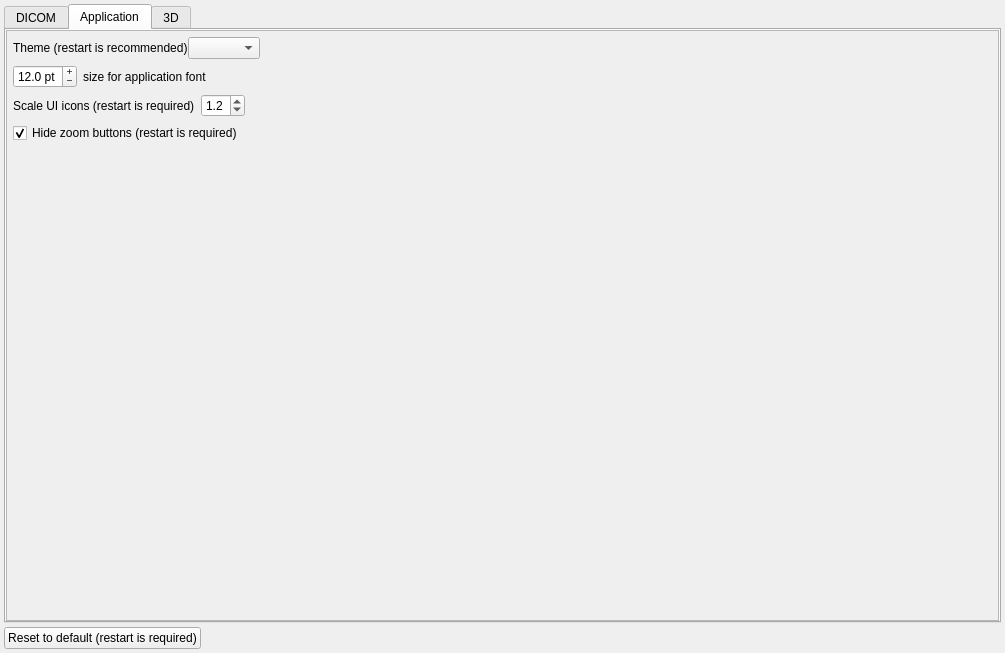
Before: the Qt Designer form GUI/settingswidget.ui in AlizaMedicalImaging/AlizaMS, drawn with Qt 5.
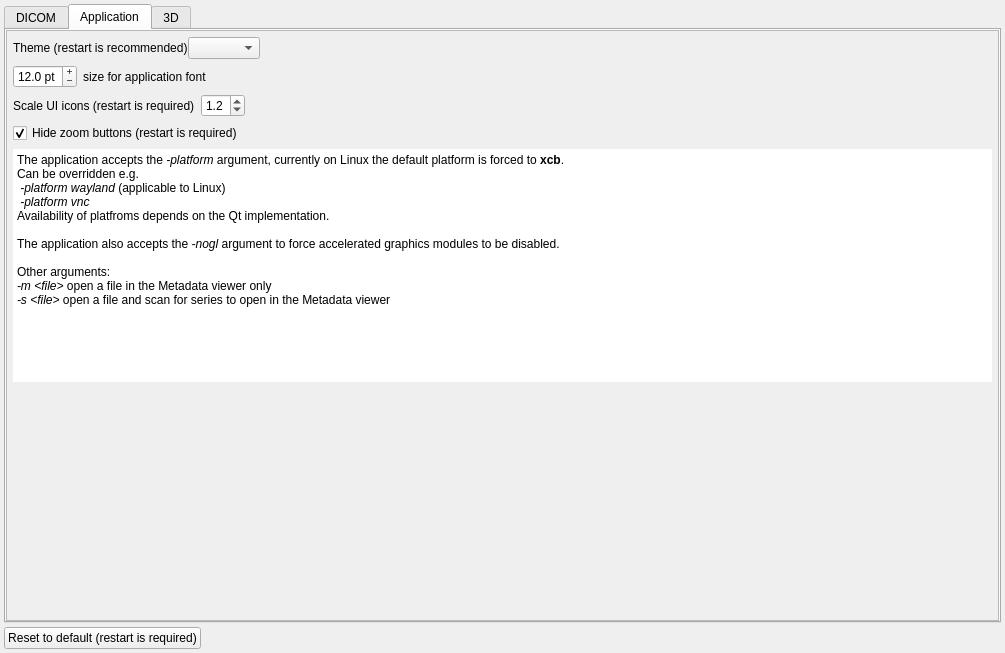
After: the same form once the commit is applied. The open tabs and pages were chosen to show the change.

Commit message:
Added info (Setting/Application) about opt. arguments
Also improved processing of arguments.

The edit to the form file:
```diff
--- a/GUI/settingswidget.ui
+++ b/GUI/settingswidget.ui
@@ -593,8 +593,8 @@
            <rect>
             <x>0</x>
             <y>0</y>
-            <width>295</width>
-            <height>125</height>
+            <width>989</width>
+            <height>587</height>
            </rect>
           </property>
           <layout class="QVBoxLayout" name="verticalLayout_2">
@@ -803,6 +803,36 @@
              </property>
             </widget>
            </item>
+           <item>
+            <widget class="QTextBrowser" name="textBrowser">
+             <property name="frameShape">
+              <enum>QFrame::NoFrame</enum>
+             </property>
+             <property name="frameShadow">
+              <enum>QFrame::Plain</enum>
+             </property>
+             <property name="html">
+              <string>&lt;!DOCTYPE HTML PUBLIC &quot;-//W3C//DTD HTML 4.0//EN&quot; &quot;http://www.w3.org/TR/REC-html40/strict.dtd&quot;&gt;
+&lt;html&gt;&lt;head&gt;&lt;meta name=&quot;qrichtext&quot; content=&quot;1&quot; /&gt;&lt;style type=&quot;text/css&quot;&gt;
+p, li { white-space: pre-wrap; }
+&lt;/style&gt;&lt;/head&gt;&lt;body style=&quot; font-family:'Sans Serif'; font-size:9pt; font-weight:400; font-style:normal;&quot;&gt;
+&lt;p style=&quot; margin-top:0px; margin-bottom:0px; margin-left:0px; margin-right:0px; -qt-block-indent:0; text-indent:0px;&quot;&gt;The application accepts the &lt;span style=&quot; font-style:italic;&quot;&gt;-platform&lt;/span&gt; argument, currently on Linux the default platform is forced to &lt;span style=&quot; font-weight:600;&quot;&gt;xcb&lt;/span&gt;. &lt;/p&gt;
+&lt;p style=&quot; margin-top:0px; margin-bottom:0px; margin-left:0px; margin-right:0px; -qt-block-indent:0; text-indent:0px;&quot;&gt;Can be overridden e.g.&lt;/p&gt;
+&lt;p style=&quot; margin-top:0px; margin-bottom:0px; margin-left:0px; margin-right:0px; -qt-block-indent:0; text-indent:0px;&quot;&gt; &lt;span style=&quot; font-style:italic;&quot;&gt;-platform wayland&lt;/span&gt; (applicable to Linux)&lt;/p&gt;
+&lt;p style=&quot; margin-top:0px; margin-bottom:0px; margin-left:0px; margin-right:0px; -qt-block-indent:0; text-indent:0px;&quot;&gt; &lt;span style=&quot; font-style:italic;&quot;&gt;-platform vnc&lt;/span&gt;&lt;/p&gt;
+&lt;p style=&quot; margin-top:0px; margin-bottom:0px; margin-left:0px; margin-right:0px; -qt-block-indent:0; text-indent:0px;&quot;&gt;Availability of platfroms depends on the Qt implementation.&lt;/p&gt;
+&lt;p style=&quot;-qt-paragraph-type:empty; margin-top:0px; margin-bottom:0px; margin-left:0px; margin-right:0px; -qt-block-indent:0; text-indent:0px; font-style:italic;&quot;&gt;&lt;br /&gt;&lt;/p&gt;
+&lt;p align=&quot;justify&quot; style=&quot; margin-top:0px; margin-bottom:0px; margin-left:0px; margin-right:0px; -qt-block-indent:0; text-indent:0px;&quot;&gt;The application also accepts the &lt;span style=&quot; font-style:italic;&quot;&gt;-nogl&lt;/span&gt; argument to force accelerated graphics modules to be disabled.&lt;/p&gt;
+&lt;p align=&quot;justify&quot; style=&quot;-qt-paragraph-type:empty; margin-top:0px; margin-bottom:0px; margin-left:0px; margin-right:0px; -qt-block-indent:0; text-indent:0px;&quot;&gt;&lt;br /&gt;&lt;/p&gt;
+&lt;p align=&quot;justify&quot; style=&quot; margin-top:0px; margin-bottom:0px; margin-left:0px; margin-right:0px; -qt-block-indent:0; text-indent:0px;&quot;&gt;Other arguments:&lt;/p&gt;
+&lt;p align=&quot;justify&quot; style=&quot; margin-top:0px; margin-bottom:0px; margin-left:0px; margin-right:0px; -qt-block-indent:0; text-indent:0px;&quot;&gt;&lt;span style=&quot; font-style:italic;&quot;&gt;-m &amp;lt;file&amp;gt;&lt;/span&gt; open a file in the Metadata viewer only&lt;/p&gt;
+&lt;p align=&quot;justify&quot; style=&quot; margin-top:0px; margin-bottom:0px; margin-left:0px; margin-right:0px; -qt-block-indent:0; text-indent:0px;&quot;&gt;&lt;span style=&quot; font-style:italic;&quot;&gt;-s &amp;lt;file&amp;gt;&lt;/span&gt; open a file and scan for series to open in the Metadata viewer&lt;/p&gt;&lt;/body&gt;&lt;/html&gt;</string>
+             </property>
+             <property name="openLinks">
+              <bool>false</bool>
+             </property>
+            </widget>
+           </item>
            <item>
             <spacer name="verticalSpacer">
              <property name="orientation">
```
Left out of the diff: 5 changed lines with no effect on the pictures. The commit also changes 3 other files.
